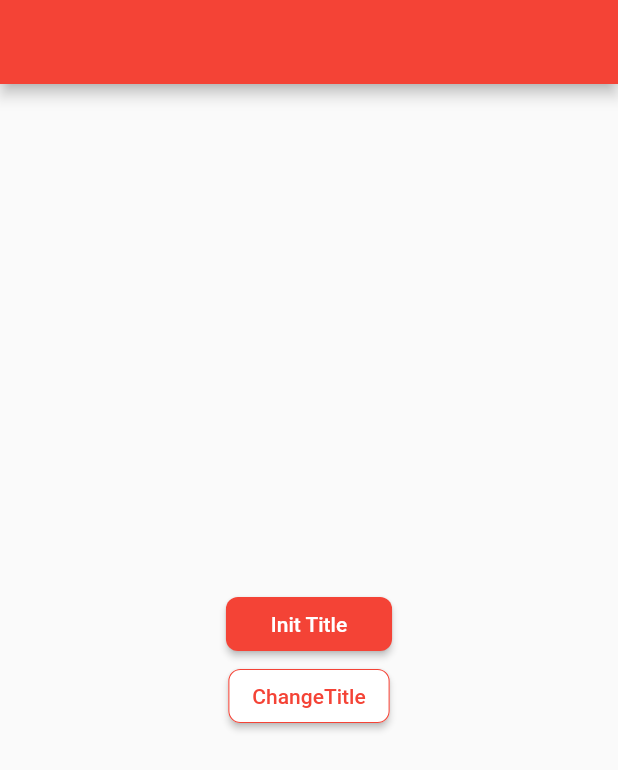
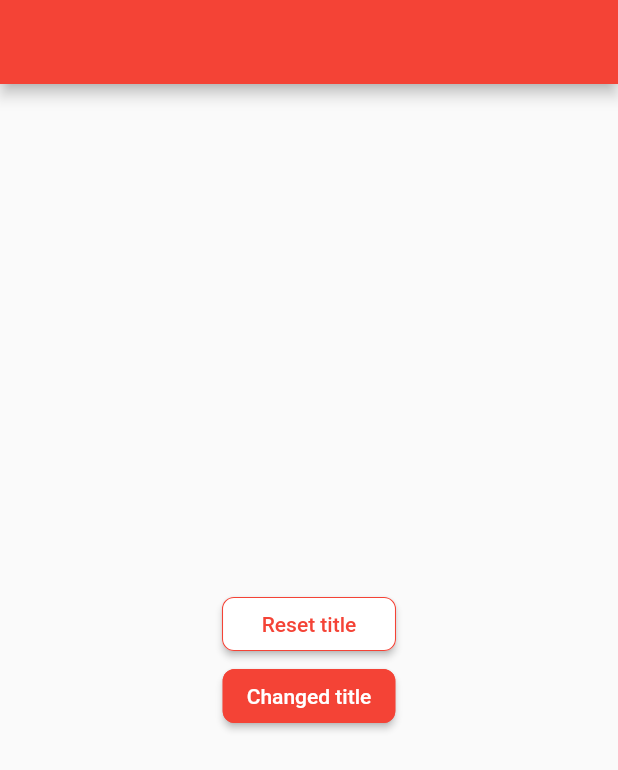
Before and after one commit to MinhQuang1711/singleton, a Flutter app: the screen it shows after launch, on a phone screen of 412 x 824 dp. Shown: the top 770 px of the screen. Run offline on Flutter 3.47's test engine with Material 2 defaults, Android fonts, the phone set to English and light mode, and no system bars.

Commit message:
refactor code

```diff
--- a/singleton/lib/ui/main_page.dart
+++ b/singleton/lib/ui/main_page.dart
@@ -1,5 +1,6 @@
 import 'package:flutter/material.dart';
 import 'package:singleton/singleton/singleton.dart';
+import 'package:singleton/widget/custombutton.dart';
 
 class MainPage extends StatefulWidget {
   const MainPage({super.key});
@@ -36,37 +37,15 @@ class _MainPageState extends State<MainPage> {
         child: Column(
           mainAxisAlignment: MainAxisAlignment.center,
           children: [
-            ElevatedButton(
+            CustomButton(
               onPressed: onResetTitle,
-              style: ButtonStyle(
-                shape: MaterialStateProperty.all<RoundedRectangleBorder>(
-                  RoundedRectangleBorder(
-                    borderRadius: BorderRadius.circular(8),
-                  ),
-                ),
-                backgroundColor: MaterialStateProperty.all(Colors.red),
-              ),
-              child: const Text(
-                '    Init Title    ',
-                style: TextStyle(color: Colors.white),
-              ),
+              content: '   Reset title   ',
             ),
-            ElevatedButton(
+            CustomButton(
               onPressed: onChangeTitle,
-              style: ButtonStyle(
-                shape: MaterialStateProperty.all<RoundedRectangleBorder>(
-                  RoundedRectangleBorder(
-                    borderRadius: BorderRadius.circular(8),
-                    side: const BorderSide(color: Colors.red, width: 0.7),
-                  ),
-                ),
-                backgroundColor: MaterialStateProperty.all(Colors.white),
-              ),
-              child: const Text(
-                'ChangeTitle',
-                style: TextStyle(color: Colors.red),
-              ),
-            ),
+              content: 'Changed title',
+              backgroundColor: Colors.red,
+            )
           ],
         ),
       ),
--- /dev/null
+++ b/singleton/lib/widget/custombutton.dart
@@ -0,0 +1,37 @@
+import 'package:flutter/foundation.dart';
+import 'package:flutter/material.dart';
+
+class CustomButton extends StatelessWidget {
+  const CustomButton({
+    required this.onPressed,
+    this.backgroundColor,
+    required this.content,
+    super.key,
+  });
+  final Function() onPressed;
+  final Color? backgroundColor;
+  final String content;
+
+  @override
+  Widget build(BuildContext context) {
+    return ElevatedButton(
+      onPressed: onPressed,
+      style: ButtonStyle(
+        shape: MaterialStateProperty.all<RoundedRectangleBorder>(
+          RoundedRectangleBorder(
+            borderRadius: BorderRadius.circular(8),
+            side: const BorderSide(color: Colors.red, width: 0.7),
+          ),
+        ),
+        backgroundColor:
+            MaterialStateProperty.all(backgroundColor ?? Colors.white),
+      ),
+      child: Text(
+        content,
+        style: TextStyle(
+          color: backgroundColor == null ? Colors.red : Colors.white,
+        ),
+      ),
+    );
+  }
+}
```
